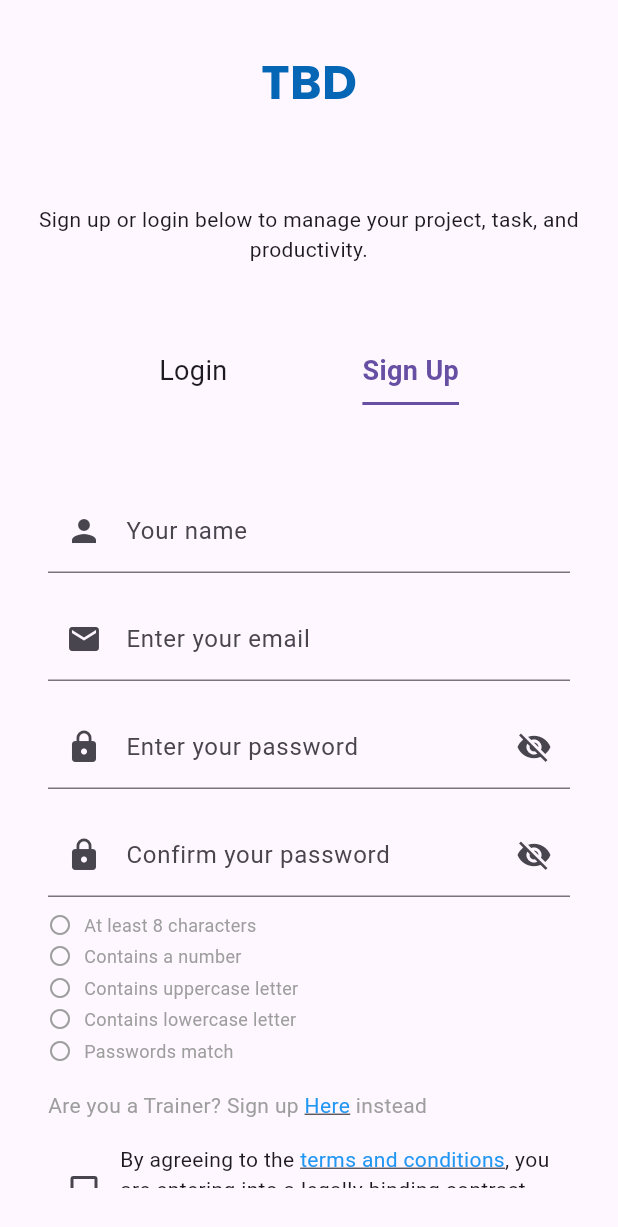
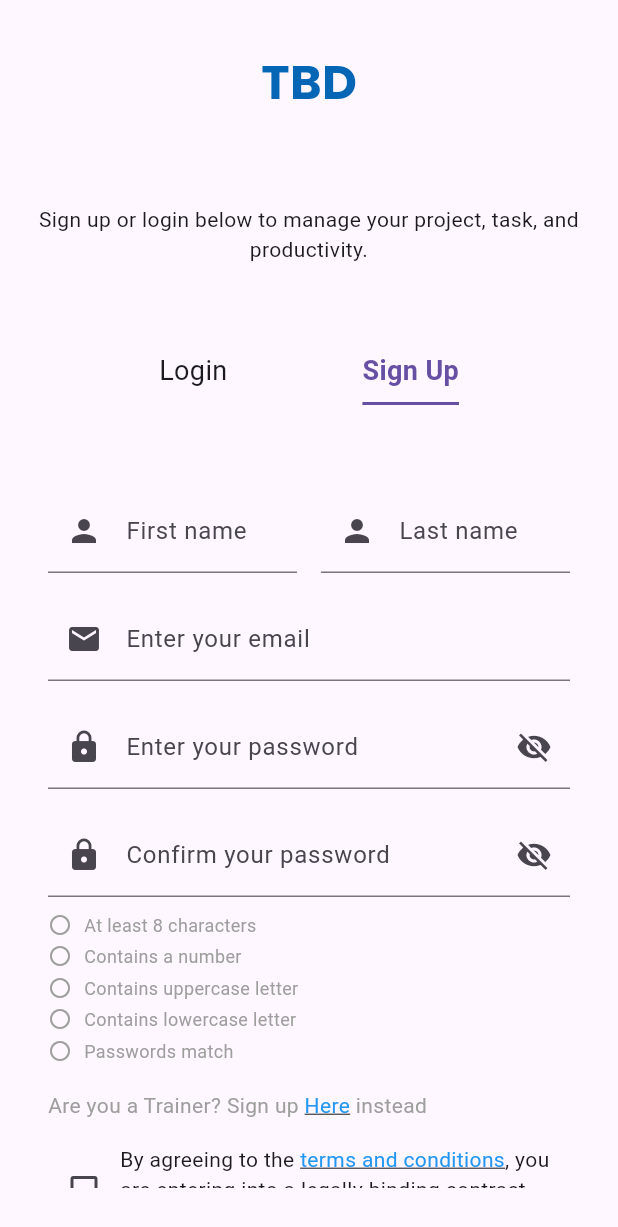
Before and after one commit to flappyBirdBol-anon/code-bolanon-mobile, a Flutter app: the AuthView screen opened by its route, after a tap on "Sign Up", on a phone screen of 412 x 824 dp. Shown: the top 1227 px of the screen. Run offline on Flutter 3.47's test engine with Material 3 defaults, Android fonts, the phone set to English and light mode, and no system bars; our stand-ins replace font_awesome_flutter, google_sign_in, lottie, shared_preferences, stacked, stacked_services and 2 more; accounts and stored records are empty.

Commit message:
updated the name field, to first name and last name

```diff
--- a/lib/ui/views/auth/signup/signup_viewmodel.dart
+++ b/lib/ui/views/auth/signup/signup_viewmodel.dart
@@ -9,7 +9,8 @@ class SignupViewModel extends BaseViewModel {
   final _navigationService = locator<NavigationService>();
   final _snackbarService = locator<SnackbarService>();
 
-  final nameController = TextEditingController();
+  final firstNameController = TextEditingController();
+  final lastNameController = TextEditingController();
   final emailController = TextEditingController();
   final passwordController = TextEditingController();
   final confirmPasswordController = TextEditingController();
@@ -71,7 +72,8 @@ class SignupViewModel extends BaseViewModel {
 
     try {
       await _authService.signUpWithEmail(
-        name: nameController.text.trim(),
+        name:
+            '${firstNameController.text.trim()} ${lastNameController.text.trim()}',
         email: emailController.text.trim(),
         password: passwordController.text,
         role: _selectedRole,
@@ -129,7 +131,8 @@ class SignupViewModel extends BaseViewModel {
       return false;
     }
 
-    if (nameController.text.isEmpty ||
+    if (firstNameController.text.isEmpty ||
+        lastNameController.text.isEmpty ||
         emailController.text.isEmpty ||
         passwordController.text.isEmpty ||
         confirmPasswordController.text.isEmpty) {
@@ -165,7 +168,8 @@ class SignupViewModel extends BaseViewModel {
 
   @override
   void dispose() {
-    nameController.dispose();
+    firstNameController.dispose();
+    lastNameController.dispose();
     emailController.dispose();
     passwordController.dispose();
     confirmPasswordController.dispose();
--- a/lib/ui/views/auth/signup/singup_view.dart
+++ b/lib/ui/views/auth/signup/singup_view.dart
@@ -34,10 +34,26 @@ class SignupView extends StackedView<SignupViewModel> {
   Widget _buildCommonFields(SignupViewModel viewModel, BuildContext context) {
     return Column(
       children: [
-        CustomTextField(
-          controller: viewModel.nameController,
-          labelText: 'Your name',
-          prefixIcon: Icons.person,
+        Row(
+          children: [
+            Expanded(
+              child: CustomTextField(
+                controller: viewModel
+                    .firstNameController, // You'll need to add this controller
+                labelText: 'First name',
+                prefixIcon: Icons.person,
+              ),
+            ),
+            const SizedBox(width: 16),
+            Expanded(
+              child: CustomTextField(
+                controller: viewModel
+                    .lastNameController, // You'll need to add this controller
+                labelText: 'Last name',
+                prefixIcon: Icons.person,
+              ),
+            ),
+          ],
         ),
         const SizedBox(height: 16),
         CustomTextField(
```
